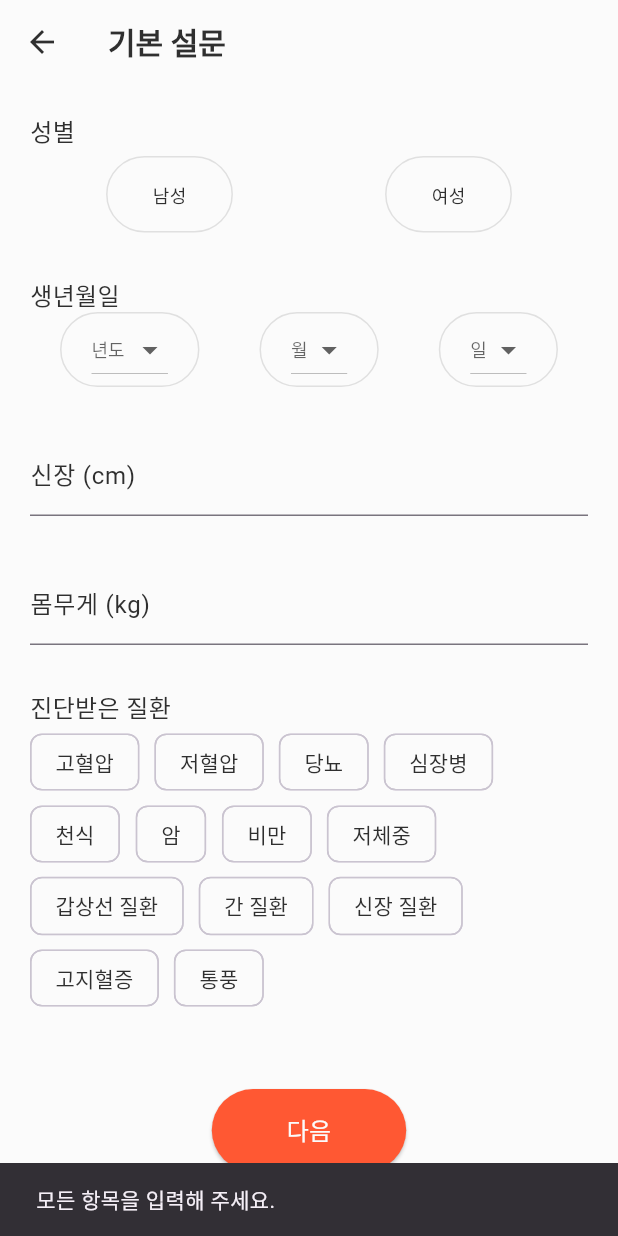
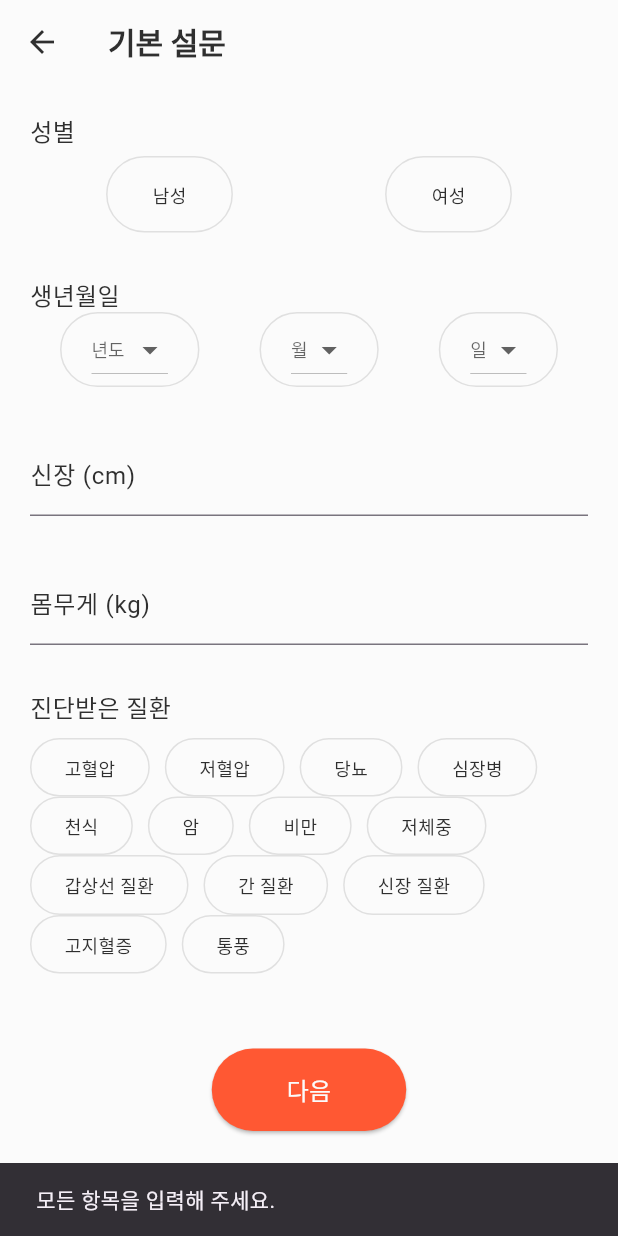
Before and after one commit to JeongHeeju/capstone, a Flutter app: the HealthScreen screen opened by its route, after a tap on "다음", on a phone screen of 412 x 824 dp. Run offline on Flutter 3.47's test engine with Material 3 defaults, Android fonts, the phone set to English and light mode, and no system bars; our stand-ins replace shared_preferences; accounts and stored records are empty.

Commit message:
Update health_screen.dart

```diff
--- a/frontend/capstone/lib/screen/health_screen.dart
+++ b/frontend/capstone/lib/screen/health_screen.dart
@@ -2,12 +2,29 @@ import 'package:flutter/material.dart';
 import 'package:http/http.dart' as http;
 import 'dart:convert';
 import 'package:shared_preferences/shared_preferences.dart';
+import 'health_provider.dart';
 
 class HealthScreen extends StatefulWidget {
-  const HealthScreen({super.key});
+  final bool fromInformationScreen;
+  const HealthScreen({super.key, this.fromInformationScreen = false});
 
   @override
   State<HealthScreen> createState() => _HealthScreenState();
+}
+class HealthInfo {
+  final String gender;
+  final DateTime? birthdate;
+  final double height;
+  final double weight;
+  final List<String> conditions;
+
+  HealthInfo({
+    required this.gender,
+    required this.birthdate,
+    required this.height,
+    required this.weight,
+    required this.conditions,
+  });
 }
 
 class _HealthScreenState extends State<HealthScreen> {
@@ -101,7 +118,11 @@ class _HealthScreenState extends State<HealthScreen> {
         ScaffoldMessenger.of(context).showSnackBar(
           SnackBar(content: Text('정보가 저장되었습니다.')),
         );
-        Navigator.pushNamed(context, '/food');
+        if (widget.fromInformationScreen){
+          Navigator.pushNamedAndRemoveUntil(context, '/info', (route) =>false);
+        }else {
+          Navigator.pushNamed(context, '/food');
+        }
       } else {
         ScaffoldMessenger.of(context).showSnackBar(
           SnackBar(content: Text('정보 저장에 실패했습니다. 다시 시도해주세요.')),
@@ -169,17 +190,25 @@ class _HealthScreenState extends State<HealthScreen> {
               ),
               SizedBox(height: 30),
               Text('진단받은 질환', style: TextStyle(fontSize: 16)),
+              SizedBox(height: 8),
               Wrap(
                 spacing: 10,
                 children: _medicalConditions.map((condition) {
                   final isSelected = _selectedConditions.contains(condition);
-                  return ChoiceChip(
-                    label: Text(condition),
-                    selected: isSelected,
-                    onSelected: (_) => _toggleCondition(condition),
-                    selectedColor: Color(0xFFFF5833),
-                    labelStyle: TextStyle(color: isSelected ? Colors.white : Color(0xFF2F2F2F)),
-                    backgroundColor: Color(0xFFFBFBFB),
+                  return GestureDetector(
+                    onTap: () => _toggleCondition(condition),
+                    child: Container(
+                      padding: EdgeInsets.symmetric(horizontal: 22, vertical: 10),
+                      decoration: BoxDecoration(
+                        color: isSelected ? Color(0xFFFF5833) : Color(0xFFFBFBFB),
+                        borderRadius: BorderRadius.circular(50),
+                        border: Border.all(color: isSelected ? Color(0xFFFF5833) : Color(0xFFE0E0E0), width: 1),
+                      ),
+                      child: Text(
+                        condition,
+                        style: TextStyle(fontSize: 12, color: isSelected ? Color(0xFFFBFBFB) : Color(0xFF2F2F2F)),
+                      ),
+                    ),
                   );
                 }).toList(),
               ),
@@ -191,7 +220,9 @@ class _HealthScreenState extends State<HealthScreen> {
                     backgroundColor: Color(0xFFFF5833),
                     padding: EdgeInsets.symmetric(horizontal: 50, vertical: 16),
                   ),
-                  child: Text('다음', style: TextStyle(fontSize: 16, color: Color(0xFFFBFBFB))),
+                  child: Text(
+                    widget.fromInformationScreen ? '완료' : '다음',
+                    style: TextStyle(fontSize: 16, color: Color(0xFFFBFBFB))),
                 ),
               ),
             ],
@@ -207,11 +238,14 @@ class _HealthScreenState extends State<HealthScreen> {
       child: Container(
         padding: EdgeInsets.symmetric(horizontal: 30, vertical: 16),
         decoration: BoxDecoration(
-          color: Color(0xFFFBFBFB),
+          color: isSelected ? Color(0xFFFF5833) : Color(0xFFFBFBFB),
           borderRadius: BorderRadius.circular(50),
-          border: Border.all(color: isSelected ? Color(0xFF2F2F2F) : Color(0xFFE0E0E0), width: 1),
+          border: Border.all(color: isSelected ? Color(0xFFFF5833) : Color(0xFFE0E0E0), width: 1),
         ),
-        child: Text(label, style: TextStyle(fontSize: 12, color: Color(0xFF2F2F2F))),
+        child: Text(
+          label,
+          style: TextStyle(fontSize: 12, color: isSelected ? Color(0xFFFBFBFB) : Color(0xFF2F2F2F)),
+        ),
       ),
     );
   }
```
